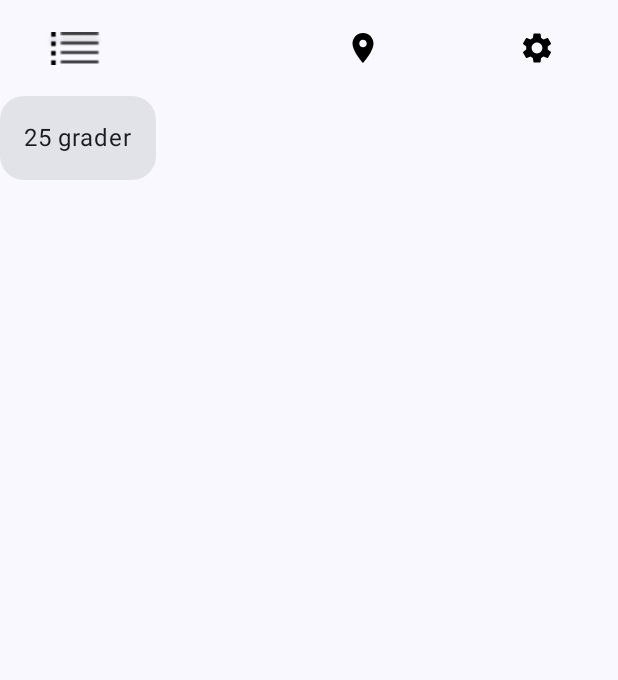
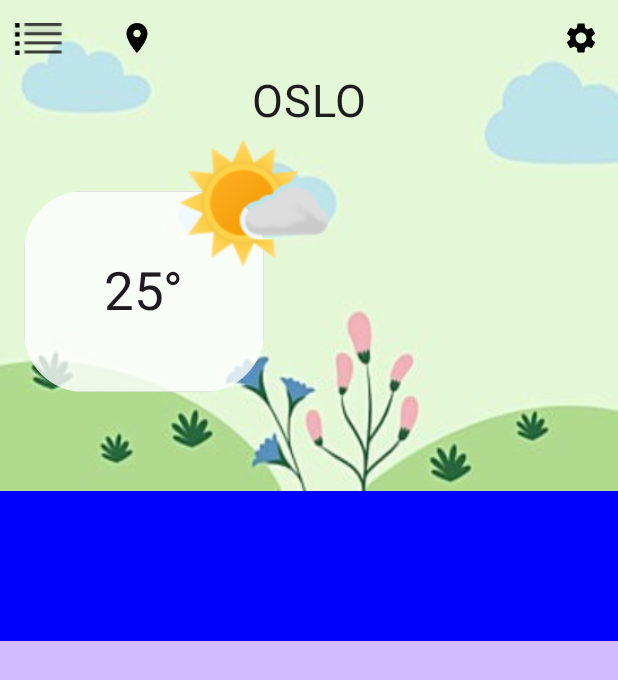
Before and after one commit to andreasklae/varsmart, an Android app built with Jetpack Compose: the screen it shows after launch (MainActivity), on a phone screen of 412 x 824 dp. Shown: the top 680 px of the screen. Run offline under Robolectric (Android 15) with nearby library versions, the phone set to English and light mode, and no system bars; our stand-ins replace Room's generated code; libraries missing offline, so code that uses them is left out: androidx.room.util; network calls fail; 1 statement that could not run was skipped.

Commit message:
design upperhalf of homescreen

```diff
--- a/app/src/main/java/no/uio/ifi/in2000/andrklae/andrklae/team13/ui/home/HomeScreen.kt
+++ b/app/src/main/java/no/uio/ifi/in2000/andrklae/andrklae/team13/ui/home/HomeScreen.kt
@@ -5,12 +5,14 @@ import androidx.compose.foundation.background
 import androidx.compose.foundation.layout.Arrangement
 import androidx.compose.foundation.layout.Box
 import androidx.compose.foundation.layout.Column
+import androidx.compose.foundation.layout.PaddingValues
 import androidx.compose.foundation.layout.Row
 import androidx.compose.foundation.layout.Spacer
 import androidx.compose.foundation.layout.fillMaxHeight
 import androidx.compose.foundation.layout.fillMaxSize
 import androidx.compose.foundation.layout.fillMaxWidth
 import androidx.compose.foundation.layout.height
+import androidx.compose.foundation.layout.offset
 import androidx.compose.foundation.layout.padding
 import androidx.compose.foundation.layout.size
 import androidx.compose.foundation.layout.width
@@ -20,6 +22,9 @@ import androidx.compose.material.icons.Icons
 import androidx.compose.material.icons.filled.LocationOn
 import androidx.compose.material.icons.filled.Settings
 import androidx.compose.material3.Card
+import androidx.compose.material3.CardColors
+import androidx.compose.material3.CardDefaults
+import androidx.compose.material3.ElevatedCard
 import androidx.compose.material3.ExperimentalMaterial3Api
 import androidx.compose.material3.Icon
 import androidx.compose.material3.IconButton
@@ -28,63 +33,49 @@ import androidx.compose.material3.Scaffold
 import androidx.compose.material3.Surface
 import androidx.compose.material3.Text
 import androidx.compose.material3.TopAppBar
+import androidx.compose.material3.TopAppBarColors
 import androidx.compose.runtime.Composable
 import androidx.compose.ui.Alignment
 import androidx.compose.ui.Modifier
 import androidx.compose.ui.draw.clip
+import androidx.compose.ui.draw.drawWithCache
+import androidx.compose.ui.draw.drawWithContent
 import androidx.compose.ui.draw.shadow
+import androidx.compose.ui.geometry.CornerRadius
+import androidx.compose.ui.geometry.Size
 import androidx.compose.ui.graphics.Color
+import androidx.compose.ui.graphics.drawscope.Stroke
+import androidx.compose.ui.graphics.graphicsLayer
+import androidx.compose.ui.layout.ContentScale
 import androidx.compose.ui.res.painterResource
+import androidx.compose.ui.text.TextStyle
+import androidx.compose.ui.text.font.Font
+import androidx.compose.ui.text.font.FontFamily
 import androidx.compose.ui.text.style.TextAlign
 import androidx.compose.ui.tooling.preview.Preview
 import androidx.compose.ui.unit.dp
+import androidx.compose.ui.unit.sp
 import no.uio.ifi.in2000.andrklae.andrklae.team13.R
 import no.uio.ifi.in2000.andrklae.andrklae.team13.ui.theme.Team13Theme
+import no.uio.ifi.in2000.andrklae.andrklae.team13.ui.theme.infoShapes
 
 @OptIn(ExperimentalMaterial3Api::class)
 @Composable
-fun HomeScreen(){
-    Surface(color = MaterialTheme.colorScheme.background) {
+fun HomeScreen() {
+    Team13Theme {
+
+        Surface(color = MaterialTheme.colorScheme.background) {
             Scaffold(
-                topBar = {
-                    TopAppBar(
-                        modifier = Modifier
-                            .fillMaxWidth()
-                            .background(Color.Transparent),
-                        title = {
-                        },
-                        actions = {
-                            Row(
-                                horizontalArrangement = Arrangement.spacedBy(16.dp),
-                                verticalAlignment = Alignment.CenterVertically
-                            ) {
-                                favorittButton()
-                                Spacer(modifier = Modifier.weight(1f))
-                                mapButton()
-                                settingsButton()
-                            }
-
-
-                        }
-                    )
-                }
 
             ) { innerPadding ->
 
-                LazyColumn(
-                    modifier = Modifier
-                        .padding(innerPadding),
-                    verticalArrangement = Arrangement.spacedBy(16.dp),
-                ){
-                    item {
-                        mainForecast()
-                    }
-                }
+                MainComponent(innerPadding = innerPadding)
 
             }
         }
 
 
+    }
 }
 
 @Preview
@@ -93,11 +84,104 @@ fun prevHomeScreen(){
     HomeScreen()
 }
 
+
+@Composable
+fun TopAppBar(){
+    Row(
+        horizontalArrangement = Arrangement.spacedBy(16.dp),
+       verticalAlignment = Alignment.CenterVertically
+    ) {
+        favorittButton()
+        mapButton()
+        Spacer(modifier = Modifier.weight(1f))
+        settingsButton()
+    }
+}
+
+@Composable
+fun UpperHalf(){
+    Box(modifier = Modifier
+        .fillMaxSize()
+
+    ){
+        Image(
+            painter = painterResource(id = R.drawable.flowers),
+            contentDescription = "",
+            contentScale= ContentScale.FillBounds,
+            modifier=Modifier.matchParentSize()
+
+        )
+
+        Column() {
+            TopAppBar()
+            Row(horizontalArrangement = Arrangement.Center,
+                verticalAlignment = Alignment.CenterVertically,
+                modifier = Modifier.fillMaxWidth()
+            ){
+                Text(text = "OSLO", fontSize = 30.sp)
+
+            }
+            Spacer(modifier = Modifier.height(25.dp))
+            mainForecastBox()
+
+            Spacer(modifier = Modifier.height(50.dp))
+        }
+
+        WeatherIcon()
+
+
+    }
+}
+
+@Composable
+fun MainComponent(innerPadding: PaddingValues){
+    LazyColumn(
+        verticalArrangement = Arrangement.spacedBy(16.dp),
+        modifier = Modifier
+            .padding(innerPadding)
+
+    ) {
+        item {
+            UpperHalf()
+            Box(modifier= Modifier
+                .background(Color.Blue)
+                .height(100.dp)
+                .fillMaxWidth()){
+
+            }
+
+        }
+        item{
+
+        }
+
+    }
+
+}
+
+@Composable
+fun WeatherIcon(){
+    Box(modifier = Modifier
+        .offset(y = (85).dp, x=115.dp)
+        // adjust the value to suit your design
+    ) {
+        Image(
+            painter = painterResource(id = R.drawable.sunclouds),
+            contentDescription = "suncloud",
+            modifier = Modifier
+                .width(104.dp)
+                .height(100.dp)
+        )
+    }
+}
+
 @Composable
 fun favorittButton(){
     IconButton(
         onClick = { /* handle button click */ },
-        modifier = Modifier.size(100.dp)
+        modifier = Modifier
+            .size(50.dp)
+            .padding(5.dp)
     ) {
         Image(
             painter = painterResource(id = R.drawable.favoritt),
@@ -105,7 +189,7 @@ fun favorittButton(){
 
             modifier = Modifier
                 .size(40.dp)
-                .padding(0.dp)
+
         )
     }
 }
@@ -114,7 +198,7 @@ fun favorittButton(){
 fun settingsButton(){
     IconButton(
         onClick = { /* handle button click */ },
-        modifier = Modifier.size(100.dp)
+        modifier = Modifier.size(50.dp)
     ) {
         Icon(
             imageVector = Icons.Default.Settings,
@@ -128,7 +212,7 @@ fun settingsButton(){
 fun mapButton(){
     IconButton(
         onClick = { /* handle button click */ },
-        modifier = Modifier.size(100.dp)
+        modifier = Modifier.size(50.dp)
     ) {
         Icon(
             imageVector = Icons.Default.LocationOn,
@@ -138,11 +222,36 @@ fun mapButton(){
     }
 }
 
+
 @Composable
-fun mainForecast(){
-    Card(shape = MaterialTheme.shapes.large) {
-        Text(text = "25 grader", modifier = Modifier.padding(16.dp))
+fun mainForecastBox(){
+
+    Box(modifier = Modifier
+        .padding(16.dp)
+        .width(160.dp)
+        .height(134.dp)
+        .clip(RoundedCornerShape(40.dp))
+        .background(Color.White.copy(alpha = 0.8f))
+        .drawWithContent {
+            drawContent()
+            drawRoundRect(
+                color = Color.Black.copy(alpha = 0.1f), // Set the opacity using the alpha value
+                size = Size(160.dp.toPx(), 134.dp.toPx()),
+                cornerRadius = CornerRadius(40f, 30f),
+                style = Stroke(2f)
+            )
+        },
+        contentAlignment = Alignment.Center
+
+    ){
+
+        Text(
+            text = "25°",
+            fontSize = 35.sp,
+
+        )
+
+
 
     }
-
 }
--- a/app/src/main/java/no/uio/ifi/in2000/andrklae/andrklae/team13/ui/theme/Theme.kt
+++ b/app/src/main/java/no/uio/ifi/in2000/andrklae/andrklae/team13/ui/theme/Theme.kt
@@ -23,14 +23,14 @@ private val DarkColorScheme = darkColorScheme(
     primary = Purple80,
     secondary = PurpleGrey80,
     tertiary = Pink80,
-    background = Purple40
+    background = Purple80
 )
 
 private val LightColorScheme = lightColorScheme(
     primary = Purple40,
     secondary = PurpleGrey40,
     tertiary = Pink40,
-    background = Purple40
+    background = Purple80
 
     //0xFFFFFBFE
     /* Other default colors to override
@@ -56,7 +56,7 @@ val infoShapes = Shapes(
 fun Team13Theme(
     darkTheme: Boolean = isSystemInDarkTheme(),
     // Dynamic color is available on Android 12+
-    dynamicColor: Boolean = true,
+    dynamicColor: Boolean = false,
     content: @Composable () -> Unit
 ) {
     val colorScheme = when {
```
Also changed, not shown: app/src/main/res/drawable/flowers.png (added), app/src/main/res/drawable/sunclouds.png (added).
